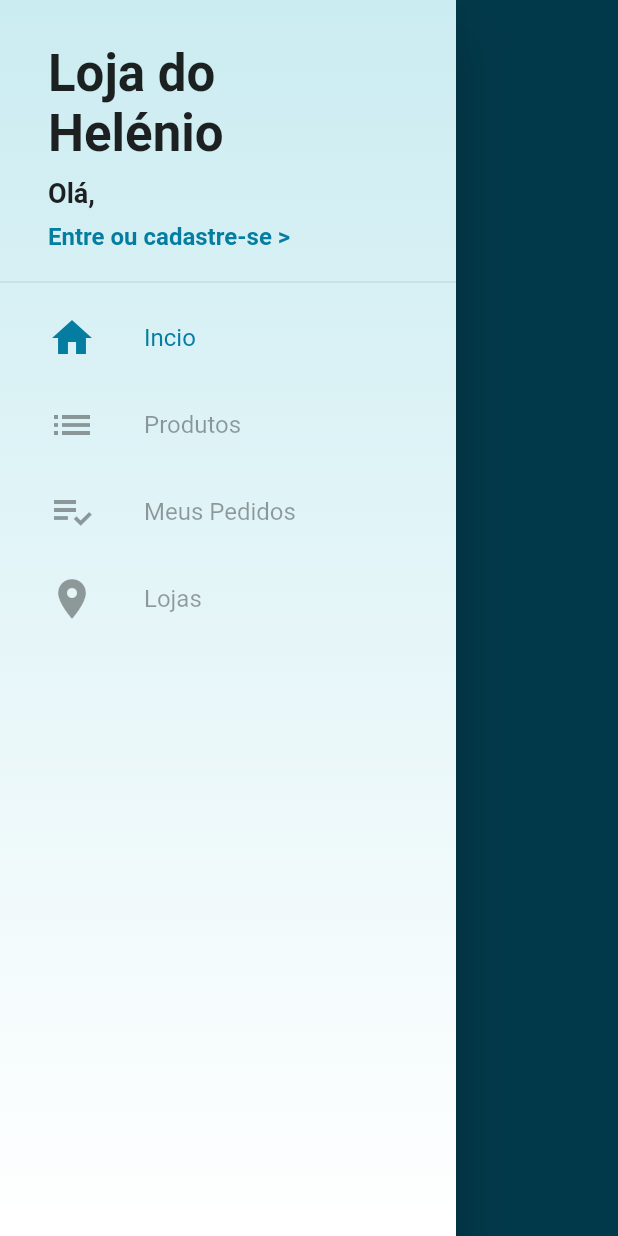
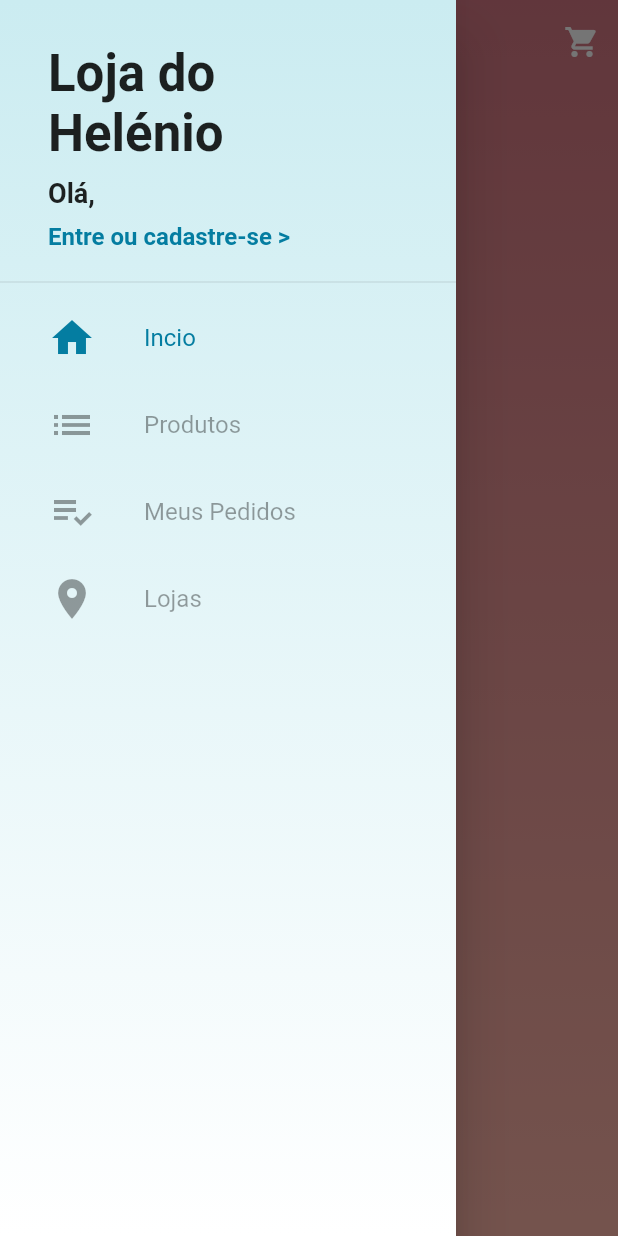
Before and after one commit to Hgaspar03/loja, a Flutter app: the screen it shows after launch, with the side drawer open, on a phone screen of 412 x 824 dp. Run offline on Flutter 3.47's test engine with Material 2 defaults, Android fonts, the phone set to English and light mode, and no system bars; our stand-ins replace carousel_pro, cloud_firestore, firebase_auth; accounts and stored records are empty.

Commit message:
tela home

```diff
--- a/loja/lib/models/home_manager.dart
+++ b/loja/lib/models/home_manager.dart
@@ -17,5 +17,6 @@
         sections.add(Section.fromDocument(document));
       }
     });
+    print(sections);
   }
 }
--- a/loja/lib/screens/base/base_screen.dart
+++ b/loja/lib/screens/base/base_screen.dart
@@ -1,5 +1,6 @@
 import 'package:flutter/material.dart';
 import 'package:loja/common/CustomDrawer/custom_drawer.dart';
+import 'package:loja/screens/home/home_screen.dart';
 import 'package:loja/screens/products/products_screem.dart';
 import 'package:provider/provider.dart';
 import 'package:loja/models/page_manager.dart';
@@ -15,23 +16,8 @@
         physics: const NeverScrollableScrollPhysics(),
         controller: pageController,
         children: [
-          Scaffold(
-            drawer: CustmDrawer(),
-            appBar: AppBar(
-              title: Text("Helenio's Home"),
-            ),
-          ),
+          HomeScreen(),
           ProductsScreen(),
-          Container(
-              color: Colors.red,
-              child: Center(
-                child: RaisedButton(
-                  onPressed: () {
-                    pageController.jumpToPage(0);
-                  },
-                  child: Text('Next'),
-                ),
-              )),
         ],
       ),
     );
--- /dev/null
+++ b/loja/lib/screens/home/home_screen.dart
@@ -0,0 +1,53 @@
+import 'package:flutter/material.dart';
+
+import 'package:loja/common/CustomDrawer/custom_drawer.dart';
+
+class HomeScreen extends StatelessWidget {
+  @override
+  Widget build(BuildContext context) {
+    return Scaffold(
+      drawer: CustmDrawer(),
+      body: Stack(
+        children: [
+          Container(
+            decoration: BoxDecoration(
+              gradient: LinearGradient(colors: const [
+                Color.fromARGB(255, 211, 118, 130),
+                Color.fromARGB(255, 253, 181, 168)
+              ], begin: Alignment.topCenter, end: Alignment.bottomCenter),
+            ),
+          ),
+          CustomScrollView(
+            slivers: [
+              SliverAppBar(
+                backgroundColor: Colors.transparent,
+                elevation: 0,
+                snap: true,
+                floating: true,
+                flexibleSpace: const FlexibleSpaceBar(
+                  title: Text("Loja do Helenio"),
+                  centerTitle: true,
+                ),
+                actions: [
+                  IconButton(
+                    icon: Icon(
+                      Icons.shopping_cart,
+                      color: Colors.white,
+                    ),
+                    onPressed: () => Navigator.of(context).pushNamed('/cart'),
+                  )
+                ],
+              ),
+              SliverToBoxAdapter(
+                child: Container(
+                  height: 2000,
+                  width: 200,
+                ),
+              ),
+            ],
+          ),
+        ],
+      ),
+    );
+  }
+}
```
